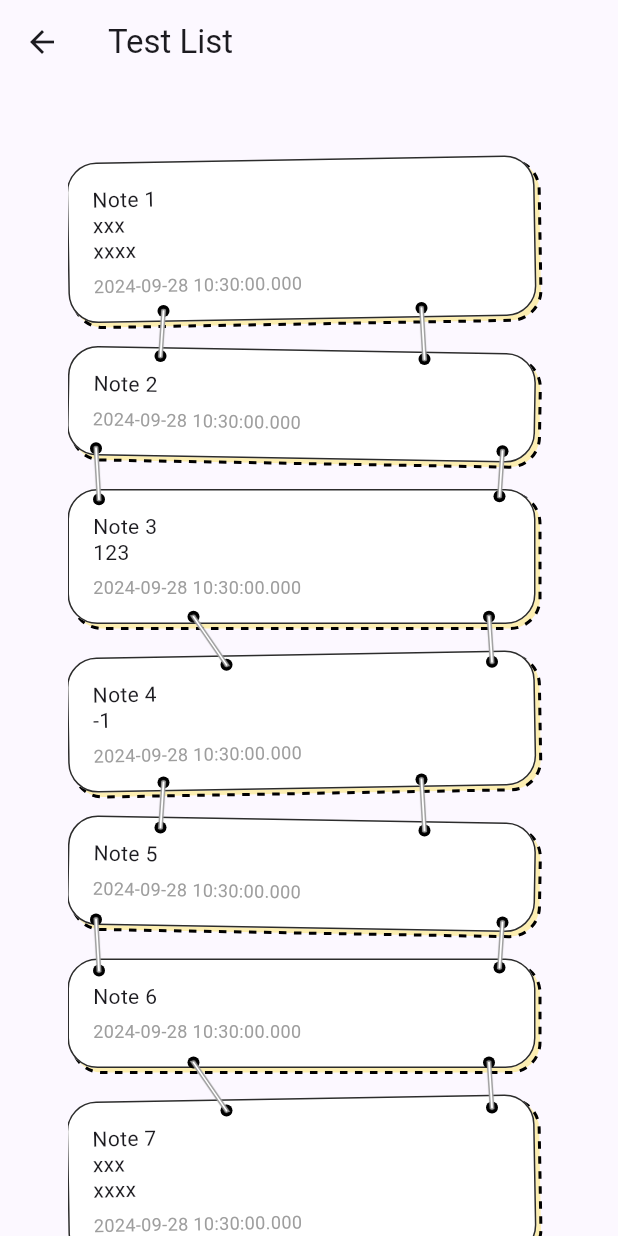
After one commit to nppp1990/diary_temp, a Flutter app: the TestListPage screen opened directly, on a phone screen of 412 x 824 dp. The commit adds this screen. Run offline on Flutter 3.47's test engine with Material 3 defaults, Android fonts, the phone set to English and light mode, and no system bars; our stand-ins replace flutter_keyboard_visibility, flutter_svg, sqflite; missing offline and left inert: circle_list, clickable_list_wheel_view, flutter_quill, pageviewj; accounts and stored records are empty.

Commit message:
test list

```diff
--- /dev/null
+++ b/lib/diary/utils/docs.dart
@@ -0,0 +1,66 @@
+import 'dart:convert';
+
+import 'package:flutter/material.dart';
+import 'package:flutter_quill/quill_delta.dart';
+
+abstract class DocUtils {
+
+  static double calculateTextHeight({
+    required String text,
+    required TextStyle style,
+    required double maxWidth,
+    int? maxLine,
+  }) {
+    final TextPainter textPainter = TextPainter(
+      text: TextSpan(text: text, style: style),
+      maxLines: maxLine,
+      textDirection: TextDirection.ltr,
+    )..layout(maxWidth: maxWidth);
+    var computeLineMetrics = textPainter.computeLineMetrics();
+    if (computeLineMetrics.isEmpty) {
+      return 0;
+    }
+    print('-----computeLineMetrics: $computeLineMetrics');
+    print('-----length: ${computeLineMetrics.length}');
+    for (var line in computeLineMetrics) {
+      print('-----line: $line');
+    }
+    // get height
+    return computeLineMetrics.fold(0, (previousValue, element) => previousValue + element.height);
+  }
+
+  static List<LineMetrics> test({
+    required String text,
+    required TextStyle style,
+    required double maxWidth,
+  }) {
+    final TextPainter textPainter = TextPainter(
+      text: TextSpan(text: text, style: style),
+      maxLines: null,
+      textDirection: TextDirection.ltr,
+    )..layout(maxWidth: maxWidth);
+
+    return textPainter.computeLineMetrics();
+  }
+
+  String getPlainTextFromJson(String deltaJson) {
+    final delta = Delta.fromJson(jsonDecode(deltaJson));
+    String allText = '';
+    for (final op in delta.operations) {
+      if (op.isInsert) {
+        allText += op.value;
+      }
+    }
+    return allText;
+  }
+
+  String getPlainTextFromDelta(Delta delta) {
+    String allText = '';
+    for (final op in delta.operations) {
+      if (op.isInsert) {
+        allText += op.value;
+      }
+    }
+    return allText;
+  }
+}
--- a/lib/diary/widgets/card.dart
+++ b/lib/diary/widgets/card.dart
@@ -53,15 +53,19 @@ class DashOffsetCard extends StatelessWidget {
   final double dashWidth;
   final double dashSpace;
   final double borderRadius;
+  final double? cardWidth;
+  final Color? backgroundColor;
 
   const DashOffsetCard({
     super.key,
+    this.cardWidth,
     required this.offset,
     this.color = Colors.black,
     this.strokeWidth = 2.0,
     this.dashWidth = 5.0,
     this.dashSpace = 3.0,
     this.borderRadius = 12.0,
+    this.backgroundColor,
     required this.child,
   });
 
@@ -78,7 +82,20 @@ class DashOffsetCard extends StatelessWidget {
               strokeWidth: strokeWidth,
               dashWidth: dashWidth,
               dashSpace: dashSpace,
-              child: const SizedBox.expand(),
+              backgroundColor: backgroundColor,
+              child: cardWidth == null
+                  ? Container(
+                      decoration: BoxDecoration(
+                      // color: backgroundColor,
+                      borderRadius: BorderRadius.circular(borderRadius),
+                    ))
+                  : Container(
+                      width: cardWidth,
+                      height: double.infinity,
+                      decoration: BoxDecoration(
+                        // color: backgroundColor,
+                        borderRadius: BorderRadius.circular(borderRadius),
+                      )),
             ),
           ),
           child,
@@ -93,7 +110,6 @@ class RotateCard extends StatelessWidget {
   final BoxDecoration decoration;
   final double angle;
   final Widget child;
-
 
   const RotateCard({
     super.key,
--- a/lib/diary/widgets/dash.dart
+++ b/lib/diary/widgets/dash.dart
@@ -9,6 +9,7 @@ class DashedBorder extends StatelessWidget {
   final double dashWidth;
   final double dashSpace;
   final double borderRadius;
+  final Color? backgroundColor;
 
   const DashedBorder({
     super.key,
@@ -18,6 +19,7 @@ class DashedBorder extends StatelessWidget {
     this.dashWidth = 5.0,
     this.dashSpace = 3.0,
     this.borderRadius = 12.0,
+    this.backgroundColor,
   });
 
   @override
@@ -29,6 +31,7 @@ class DashedBorder extends StatelessWidget {
         dashWidth: dashWidth,
         dashSpace: dashSpace,
         borderRadius: borderRadius,
+        backgroundColor: backgroundColor,
       ),
       child: child,
     );
@@ -41,6 +44,7 @@ class DashedRoundedBorderPainter extends CustomPainter {
   final double dashWidth;
   final double dashSpace;
   final double borderRadius;
+  final Color? backgroundColor;
 
   DashedRoundedBorderPainter({
     required this.color,
@@ -48,6 +52,7 @@ class DashedRoundedBorderPainter extends CustomPainter {
     this.dashWidth = 5.0,
     this.dashSpace = 3.0,
     this.borderRadius = 12.0,
+    this.backgroundColor,
   });
 
   @override
@@ -76,7 +81,17 @@ class DashedRoundedBorderPainter extends CustomPainter {
       }
     }
 
+    if (backgroundColor != null) {
+      final Paint bgPaint = Paint()..color = backgroundColor!;
+      Path rectPath = Path()
+        ..addRRect(RRect.fromRectAndRadius(
+          Rect.fromLTWH(0, 0, size.width, size.height),
+          Radius.circular(borderRadius),
+        ));
+      canvas.drawPath(rectPath, bgPaint);
+    }
     canvas.drawPath(dashPath, paint);
+
   }
 
   @override
--- a/lib/diary/widgets/edit/toolbar/template/template_list.dart
+++ b/lib/diary/widgets/edit/toolbar/template/template_list.dart
@@ -241,6 +241,9 @@ class _TemplateListItem extends StatelessWidget {
               border: Border.all(color: Colors.black, width: 2),
               borderRadius: BorderRadius.circular(16),
             ),
+            child: Material(
+              color: template.backgroundColor,
+              borderRadius: BorderRadius.circular(16),
               child: InkWell(
                 onTap: () {
                   _showInfoDialog(context, template);
@@ -250,7 +253,6 @@ class _TemplateListItem extends StatelessWidget {
                 child: Container(
                   height: TestConfiguration.templateItemHeight,
                   decoration: BoxDecoration(
-                  color: template.backgroundColor,
                     image: template.backgroundImage == null
                         ? null
                         : DecorationImage(
@@ -318,6 +320,7 @@ class _TemplateListItem extends StatelessWidget {
             ),
           ),
         ),
+      ),
     );
   }
 }
--- /dev/null
+++ b/lib/diary/widgets/list/diary_list.dart
@@ -0,0 +1,282 @@
+import 'dart:math';
+import 'package:dribbble/diary/common/test_colors.dart';
+import 'package:dribbble/diary/utils/docs.dart';
+import 'package:dribbble/diary/widgets/card.dart';
+import 'package:dribbble/diary/widgets/cord.dart';
+import 'package:flutter/material.dart';
+
+class TestListView extends StatelessWidget {
+  const TestListView({super.key});
+
+  _onHeightChanged(double height, int index) {
+    print('---height: $height');
+  }
+
+  @override
+  Widget build(BuildContext context) {
+    var width = MediaQuery.sizeOf(context).width - 100;
+    return SingleChildScrollView(
+      child: _TestItem(width: width),
+    );
+  }
+}
+
+class _TestItem extends StatefulWidget {
+  final double width;
+
+  const _TestItem({required this.width});
+
+  @override
+  State<StatefulWidget> createState() {
+    return _TestItemState();
+  }
+}
+
+class TestInfo {
+  final String note;
+  double? textHeight;
+
+  TestInfo({required this.note});
+}
+
+class _TestItemState extends State<_TestItem> {
+  final List<TestInfo> data = [
+    TestInfo(note: 'Note 1\nxxx\nxxxx\nabc\nxxx'),
+    TestInfo(note: 'Note 2'),
+    TestInfo(note: 'Note 3\n123'),
+    TestInfo(note: 'Note 4\n-1'),
+    TestInfo(note: 'Note 5'),
+    TestInfo(note: 'Note 6'),
+    TestInfo(note: 'Note 7\nxxx\nxxxx\nabc\nxxx1111222222222222223333334455667777'),
+    TestInfo(note: 'Note 7-------111222222222222223333334455667777'),
+  ];
+
+  late List<double> _topPosition;
+
+  @override
+  void initState() {
+    super.initState();
+    _topPosition = List.filled(data.length, 0);
+    _topPosition[0] = 50;
+  }
+
+  _onHeightChanged(double height, int index) {
+    print('---height: $height, index: $index');
+  }
+
+  @override
+  Widget build(BuildContext context) {
+    for (int i = 0; i < data.length; i++) {
+      if (data[i].textHeight == null) {
+        data[i].textHeight = _calItemHeight(data[i].note, widget.width);
+      }
+    }
+    if (_topPosition.last == 0 && _topPosition.length > 1) {
+      for (int i = 1; i < data.length; i++) {
+        _topPosition[i] = _topPosition[i - 1] + data[i - 1].textHeight! + 20;
+      }
+    }
+    return Stack(children: [
+      SizedBox(
+        width: widget.width + 10,
+        child: Column(
+          mainAxisSize: MainAxisSize.min,
+          crossAxisAlignment: CrossAxisAlignment.start,
+          children: [
+            const SizedBox(height: 50),
+            for (int i = 0; i < data.length; i++) ...[
+              TaskItem(
+                width: widget.width,
+                note: data[i].note,
+                textHeight: data[i].textHeight,
+                dateTime: DateTime.now(),
+                angle: _getAngle(i),
+              ),
+              const SizedBox(height: 20),
+            ]
+          ],
+        ),
+      ),
+      for (int i = 1; i < _topPosition.length; i++) ..._getCord(i),
+    ]);
+  }
+
+  List<Widget> _getCord(int index) {
+    final double left;
+    final double right;
+    final double width1;
+    final double width2;
+    final double height1;
+    final double height2;
+    final double top1;
+    final double top2;
+
+    if (index % 3 == 1) {
+      left = 60;
+      right = 80;
+      width1 = 6;
+      width2 = 10;
+      height1 = 22 + 16;
+      height2 = 26 + 16;
+      top1 = _topPosition[index] - 30;
+      top2 = _topPosition[index] - 32;
+    } else if (index % 3 == 2) {
+      left = 15;
+      right = 30;
+      width1 = 10;
+      width2 = 6;
+      height1 = 42;
+      height2 = 38;
+      top1 = _topPosition[index] - 32;
+      top2 = _topPosition[index] - 30;
+    } else {
+      left = 80;
+      right = 35;
+      width1 = 30;
+      width2 = 10;
+      height1 = 40;
+      height2 = 38;
+      top1 = _topPosition[index] - 30;
+      top2 = _topPosition[index] - 30;
+    }
+
+    return [
+      Positioned(
+        left: left,
+        top: top1,
+        child: SizedBox(
+          height: height1,
+          width: width1,
+          child: const CordLock(
+            lockRadius: 4,
+            lineWidthRatio: 0.3,
+          ),
+        ),
+      ),
+      Positioned(
+        right: right,
+        top: top2,
+        child: SizedBox(
+          height: height2,
+          width: width2,
+          child: const CordLock(
+            lockRadius: 4,
+            lineWidthRatio: 0.3,
+          ),
+        ),
+      ),
+    ];
+  }
+
+  double _calItemHeight(String note, double width) {
+    var calculateTextHeight = DocUtils.calculateTextHeight(
+      text: note,
+      style: DefaultTextStyle.of(context).style.copyWith(fontSize: 14, height: 1.2),
+      maxWidth: width - 32,
+      maxLine: 3,
+    );
+    // border + padding + text + padding + time
+    return 2 + 32 + calculateTextHeight + 8 + 12 * 1.2;
+  }
+
+  double _getAngle(int index) {
+    if (index % 3 == 0) {
+      return -1 / 180 * pi;
+    }
+    if (index % 3 == 1) {
+      return 1 / 180 * pi;
+    }
+    return 0;
+    // if (index % 2 == 0) {
+    //   return 0;
+    // }
+    // if (index % 4 == 1) {
+    //   return -1 / 180 * pi;
+    // }
+    // return 1 / 180 * pi;
+  }
+}
+
+// class MoodItem extends StatelessWidget {
+//   final int moodIndex;
+//   final String? note;
+//   final double? textHeight;
+// }
+
+class TaskItem extends StatelessWidget {
+  final double width;
+  final String note;
+  final double? textHeight;
+  final DateTime dateTime;
+  final int maxLines;
+  final double angle;
+  final ValueChanged<double>? heightGetter;
+
+  const TaskItem({
+    super.key,
+    required this.width,
+    required this.note,
+    required this.textHeight,
+    required this.dateTime,
+    this.maxLines = 3,
+    this.angle = 0,
+    this.heightGetter,
+  });
+
+  @override
+  Widget build(BuildContext context) {
+    return Transform.rotate(
+      angle: angle,
+      child: DashOffsetCard(
+        offset: const Offset(3, 3),
+        strokeWidth: 2,
+        dashWidth: 5,
+        dashSpace: 5,
+        borderRadius: 20,
+        cardWidth: width,
+        backgroundColor: TestColors.third.withOpacity(0.4),
+        child: Material(
+          color: Colors.white,
+          borderRadius: BorderRadius.circular(20),
+          child: InkWell(
+            borderRadius: BorderRadius.circular(20),
+            splashColor: Colors.transparent,
+            onTap: () {
+              print('---onTap');
+            },
+            onLongPress: () {
+              print('---onLongPress');
+            },
+            child: Container(
+              width: width,
+              decoration: BoxDecoration(
+                // color: Colors.white,
+                border: Border.all(color: TestColors.black1, width: 1),
+                borderRadius: BorderRadius.circular(20),
+              ),
+              child: Padding(
+                padding: const EdgeInsets.all(16),
+                child: Column(
+                  crossAxisAlignment: CrossAxisAlignment.start,
+                  children: [
+                    Text(
+                      note ?? '',
+                      maxLines: maxLines,
+                      overflow: TextOverflow.ellipsis,
+                      style: const TextStyle(fontSize: 14, height: 1.2),
+                    ),
+                    const SizedBox(height: 8),
+                    Text(
+                      dateTime.toString(),
+                      style: const TextStyle(fontSize: 12, color: Colors.grey, height: 1.2),
+                    ),
+                  ],
+                ),
+              ),
+            ),
+          ),
+        ),
+      ),
+    );
+  }
+}
--- /dev/null
+++ b/lib/diary/widgets/test_list.dart
@@ -0,0 +1,34 @@
+import 'package:dribbble/diary/widgets/list/diary_list.dart';
+import 'package:flutter/material.dart';
+
+class TestListPage extends StatelessWidget {
+  const TestListPage({super.key});
+
+  @override
+  Widget build(BuildContext context) {
+    return Scaffold(
+      appBar: AppBar(
+        title: const Text('Test List'),
+      ),
+      body: const Center(
+        child: TestListView(),
+      )
+    );
+  }
+}
+
+class _TestListItem extends StatelessWidget {
+  final String title;
+  final VoidCallback? onTap;
+
+  const _TestListItem({required this.title, this.onTap});
+
+  @override
+  Widget build(BuildContext context) {
+    print('------_TestListItem build: $title');
+    return ListTile(
+      title: Text(title),
+      onTap: onTap,
+    );
+  }
+}
--- a/lib/main.dart
+++ b/lib/main.dart
@@ -9,6 +9,7 @@ import 'package:dribbble/diary/widgets/emotion/edit_mood.dart';
 import 'package:dribbble/diary/widgets/emotion/emotion_list.dart';
 import 'package:dribbble/diary/widgets/menu/home.dart';
 import 'package:dribbble/diary/widgets/page_turn.dart';
+import 'package:dribbble/diary/widgets/test_list.dart';
 import 'package:flutter/material.dart';
 import 'package:flutter/services.dart';
 
@@ -140,6 +141,12 @@ class _MyHomePageState extends State<MyHomePage> {
         MaterialPageRoute(builder: (context) => const TemplateListPage()),
       );
     }),
+    ListItem('test list', (context) {
+      Navigator.push(
+        context,
+        MaterialPageRoute(builder: (context) => const TestListPage()),
+      );
+    }),
   ];
 
   @override
```
Lines whose indentation alone changed are shown as unchanged.
